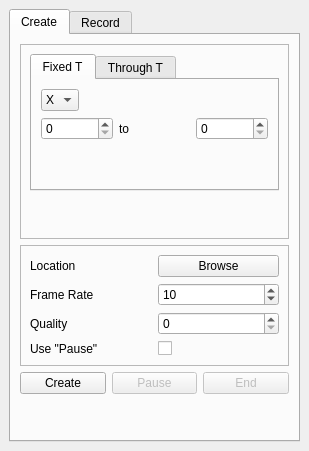
Above: trunk/GoFigure2Beta/Code/GUI/lib/NewVideoRecorderDockWidget.ui from gofigure2/GoFigure2 before the change. Below: the same form after it.
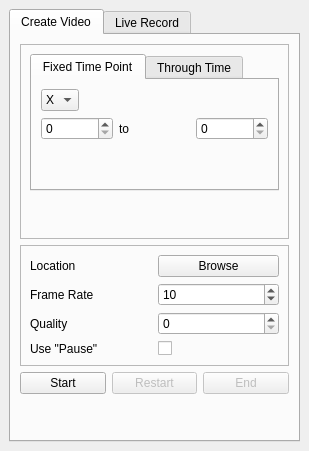
That is the form after the change.

Commit message: ENH: todo added (update annotations while we move in the volume via visu dockwidget)      code duplication removed      pause renamed in "restart" in GUI and other minor changes

What changed in the file:
```diff
--- a/trunk/GoFigure2Beta/Code/GUI/lib/NewVideoRecorderDockWidget.ui
+++ b/trunk/GoFigure2Beta/Code/GUI/lib/NewVideoRecorderDockWidget.ui
@@ -28,7 +28,7 @@
       </property>
       <widget class="QWidget" name="tabVideoMethod1">
        <attribute name="title">
-        <string>Create</string>
+        <string>Create Video</string>
        </attribute>
        <layout class="QGridLayout" name="gridLayout_9">
         <item row="0" column="0">
@@ -49,7 +49,7 @@
                </property>
                <widget class="QWidget" name="tab">
                 <attribute name="title">
-                 <string>Fixed T</string>
+                 <string>Fixed Time Point</string>
                 </attribute>
                 <layout class="QGridLayout" name="gridLayout_15">
                  <item row="0" column="0">
@@ -122,7 +122,7 @@
                </widget>
                <widget class="QWidget" name="tab_2">
                 <attribute name="title">
-                 <string>Through T</string>
+                 <string>Through Time</string>
                 </attribute>
                 <layout class="QGridLayout" name="gridLayout_12">
                  <item row="0" column="0">
@@ -305,7 +305,7 @@
           <item row="0" column="0">
            <widget class="QPushButton" name="startVideo">
             <property name="text">
-             <string>Create</string>
+             <string>Start</string>
             </property>
            </widget>
           </item>
@@ -315,7 +315,7 @@
              <bool>false</bool>
             </property>
             <property name="text">
-             <string>Pause</string>
+             <string>Restart</string>
             </property>
            </widget>
           </item>
@@ -348,7 +348,7 @@
       </widget>
       <widget class="QWidget" name="tabVideoMethod2">
        <attribute name="title">
-        <string>Record</string>
+        <string>Live Record</string>
        </attribute>
        <layout class="QGridLayout" name="gridLayout_20">
         <item row="0" column="0">
```
Left out of the diff: 2 changed lines with no effect on the pictures. The commit also changes 3 other files.
